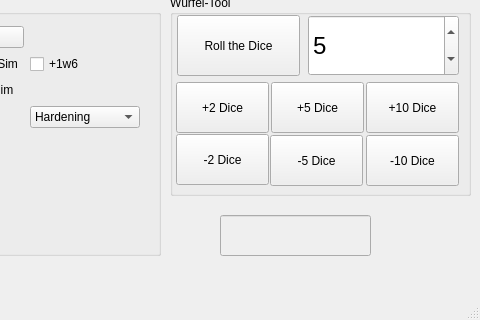
First picture: the form in sr5/shadowruntool.ui, repository eLi2015/sr_tool, before the edit; both pictures show x 770 to 1250 and y 421 to 741 of the 1250 by 741 pixel window.
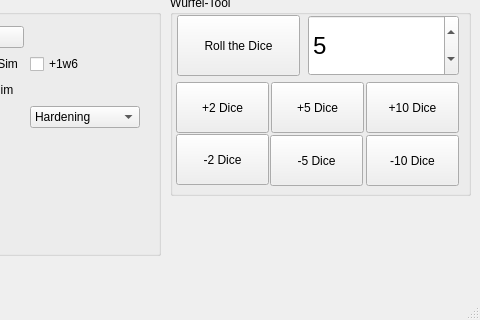
Second picture: the form after the edit.

Commit message: [refactoring] moved skillBoni method to skills class

The edit to the form file:
```diff
--- a/sr5/shadowruntool.ui
+++ b/sr5/shadowruntool.ui
@@ -14,19 +14,6 @@
    <string>ShadowrunTool</string>
   </property>
   <widget class="QWidget" name="centralWidget">
-   <widget class="QLineEdit" name="output">
-    <property name="enabled">
-     <bool>false</bool>
-    </property>
-    <property name="geometry">
-     <rect>
-      <x>990</x>
-      <y>600</y>
-      <width>151</width>
-      <height>41</height>
-     </rect>
-    </property>
-   </widget>
    <widget class="QTabWidget" name="tabs">
     <property name="geometry">
      <rect>
```
The commit also changes 5 other files.
